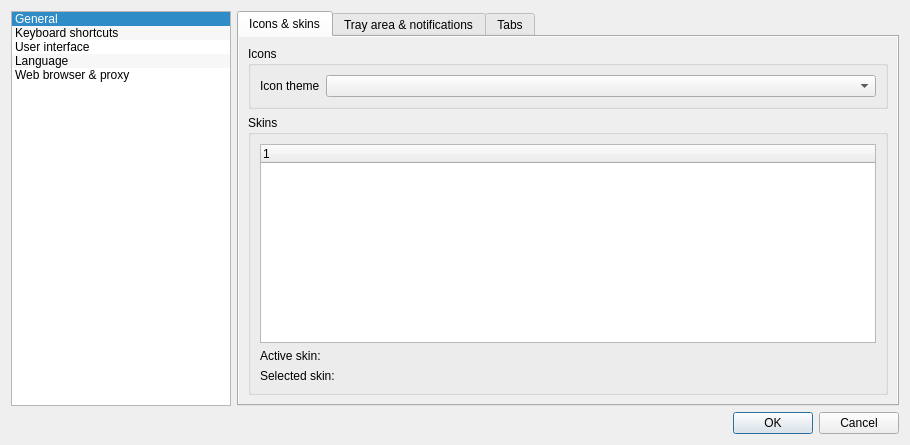
Old version of the form src/gui/formsettings.ui in the repository martinrotter/rssguard.
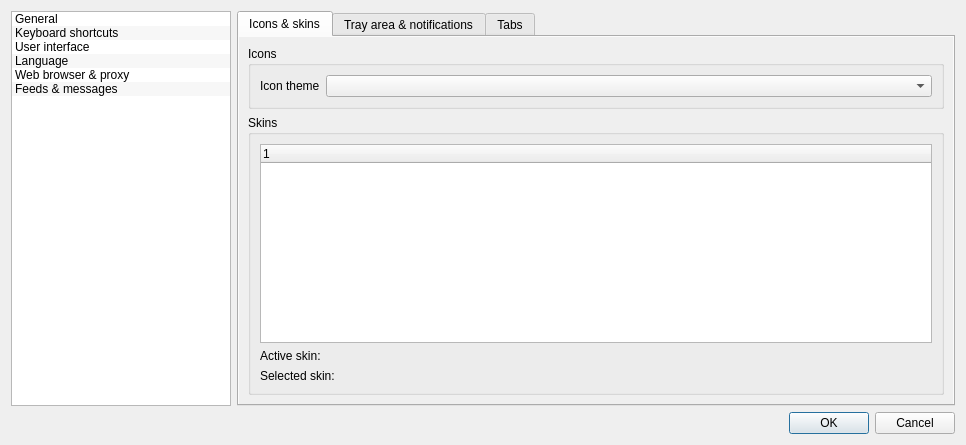
New version of the form. The open tabs and pages were chosen to show the change. Custom widgets are drawn as their Qt base class.

What changed in the file:
```diff
--- a/src/gui/formsettings.ui
+++ b/src/gui/formsettings.ui
@@ -6,7 +6,7 @@
    <rect>
     <x>0</x>
     <y>0</y>
-    <width>910</width>
+    <width>966</width>
     <height>445</height>
    </rect>
   </property>
@@ -147,8 +147,8 @@
                <rect>
                 <x>0</x>
                 <y>0</y>
-                <width>662</width>
-                <height>371</height>
+                <width>167</width>
+                <height>219</height>
                </rect>
               </property>
               <layout class="QFormLayout" name="formLayout">
@@ -663,7 +663,7 @@
       <bool>false</bool>
      </property>
      <property name="currentRow">
-      <number>0</number>
+      <number>-1</number>
      </property>
      <item>
       <property name="text">
@@ -690,6 +690,11 @@
        <string>Web browser &amp; proxy</string>
       </property>
      </item>
+     <item>
+      <property name="text">
+       <string>Feeds &amp; messages</string>
+      </property>
+     </item>
     </widget>
    </item>
    <item row="1" column="0" colspan="2">
```
Left out of the diff: 7 changed lines with no effect on the pictures.
